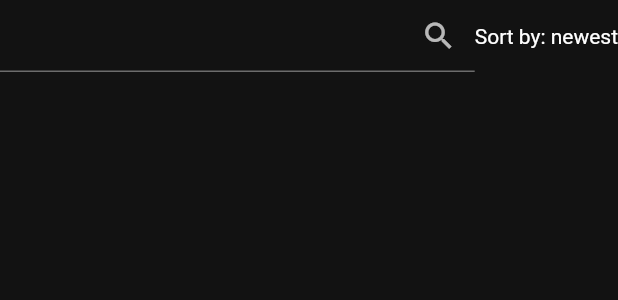
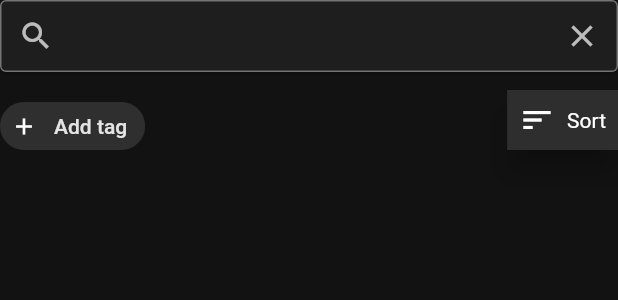
Before and after one commit to dkinzler/flutter-quotes, a Flutter app: the FilterBar widget shown alone on an empty page, opened directly, on a phone screen of 412 x 824 dp. Shown: the top 300 px of the screen. Run offline on Flutter 3.47's test engine with Material 2 defaults, Android fonts, the phone set to English and light mode, and no system bars; our stand-ins replace bloc, bloc_concurrency, device_preview, equatable, flutter_bloc, flutter_form_builder and 6 more; missing offline and left inert: shared_preferences_web; accounts and stored records are empty.

Commit message:
reworked filter bar on favorites screeng

```diff
--- a/lib/favorites/ui/filter_bar.dart
+++ b/lib/favorites/ui/filter_bar.dart
@@ -1,47 +1,115 @@
 import 'package:flutter/material.dart';
 import 'package:flutter_bloc/flutter_bloc.dart';
+import 'package:flutter_sample/favorites/bloc/favorites_cubit.dart';
 import 'package:flutter_sample/favorites/filter/filter.dart';
 import 'package:flutter_sample/theme/theme.dart';
 
-class FilterBar extends StatefulWidget {
+class FilterBar extends StatelessWidget {
   const FilterBar({Key? key}) : super(key: key);
 
   @override
-  State<FilterBar> createState() => _FilterBarState();
+  Widget build(BuildContext context) {
+    var state = context.watch<FilteredFavoritesBloc>().state;
+
+    Widget? searchInfoWidget;
+    var searchTerm = state.filters.searchTerm;
+    if (searchTerm.isNotEmpty) {
+      searchInfoWidget = Padding(
+        padding: const EdgeInsets.symmetric(
+          vertical: 8.0,
+        ),
+        child: Center(
+          child: Text('Showing results for "$searchTerm"'),
+        ),
+      );
     }
 
-class _FilterBarState extends State<FilterBar> {
+    return ConstrainedBox(
+      constraints: BoxConstraints(
+        maxWidth: context.sizes.scaled(600),
+      ),
+      child: Column(
+        mainAxisSize: MainAxisSize.min,
+        children: [
+          const FilterSearchTextField(),
+          Padding(
+            padding: context.insets.symmetricScaled(vertical: 12.0),
+            child: Row(
+              mainAxisAlignment: MainAxisAlignment.spaceBetween,
+              crossAxisAlignment: CrossAxisAlignment.start,
+              children: const [
+                Expanded(child: FilterTagsWidget()),
+                FilterSortButton(),
+              ],
+            ),
+          ),
+          if (searchInfoWidget != null) searchInfoWidget,
+        ],
+      ),
+    );
+  }
+}
+
+class FilterSearchTextField extends StatefulWidget {
+  const FilterSearchTextField({Key? key}) : super(key: key);
+
+  @override
+  State<FilterSearchTextField> createState() => _FilterSearchTextFieldState();
+}
+
+class _FilterSearchTextFieldState extends State<FilterSearchTextField> {
   final _searchFieldController = TextEditingController();
 
   @override
   void initState() {
     super.initState();
-    //TODO remove listener or not necessary? google this
-    _searchFieldController.addListener(() {
+    _searchFieldController.addListener(_onSearchTermChanged);
+  }
+
+  void _onSearchTermChanged() {
     context
         .read<FilteredFavoritesBloc>()
         .add(SearchTermChanged(searchTerm: _searchFieldController.text));
-    });
+  }
+
+  @override
+  void dispose() {
+    _searchFieldController.removeListener(_onSearchTermChanged);
+    super.dispose();
   }
 
   @override
   Widget build(BuildContext context) {
-    var state = context.watch<FilteredFavoritesBloc>().state;
-    var sort = state.sortOrder;
-
-    List<Widget> children = [
-      Row(
-        mainAxisAlignment: MainAxisAlignment.spaceBetween,
-        children: [
-          Expanded(
+    return Card(
+      margin: EdgeInsets.zero,
       child: TextField(
         controller: _searchFieldController,
-              decoration: const InputDecoration(
-                suffixIcon: Icon(Icons.search),
+        textInputAction: TextInputAction.search,
+        textAlignVertical: TextAlignVertical.center,
+        style: context.theme.textTheme.titleMedium,
+        decoration: InputDecoration(
+          border: const OutlineInputBorder(),
+          contentPadding: context.insets.paddingS,
+          prefixIcon: const Icon(Icons.search),
+          suffixIcon: IconButton(
+            icon: const Icon(Icons.clear),
+            onPressed: () => _searchFieldController.clear(),
           ),
         ),
       ),
-          PopupMenuButton<SortOrder>(
+    );
+  }
+}
+
+class FilterSortButton extends StatelessWidget {
+  const FilterSortButton({Key? key}) : super(key: key);
+
+  @override
+  Widget build(BuildContext context) {
+    var sort = context
+        .select<FilteredFavoritesBloc, SortOrder>((b) => b.state.sortOrder);
+
+    return PopupMenuButton<SortOrder>(
       initialValue: sort,
       onSelected: ((value) {
         context
@@ -58,34 +126,46 @@ class _FilterBarState extends State<FilterBar> {
           child: Text('Oldest'),
         ),
       ],
-            child: Text(
-              sort == SortOrder.newest ? 'Sort by: newest' : 'Sort by: oldest',
+      child: Material(
+        elevation: 8.0,
+        color: context.theme.colorScheme.surface,
+        child: InkWell(
+          child: Padding(
+            padding: context.insets.paddingS,
+            child: Row(
+              mainAxisSize: MainAxisSize.min,
+              children: [
+                const Icon(Icons.sort),
+                SizedBox(width: context.sizes.spaceS),
+                const Text('Sort'),
+              ],
             ),
           ),
-        ],
         ),
-    ];
-
-    var searchTerm = state.filters.searchTerm;
-    if (searchTerm.isNotEmpty) {
-      children.add(Padding(
-        padding: const EdgeInsets.symmetric(
-          vertical: 8.0,
       ),
-        child: Center(
-          child: Text('Showing results for "$searchTerm"'),
-        ),
-      ));
+    );
+  }
 }
 
-    var tags = state.filters.tags;
-    if (tags.isNotEmpty) {
-      children.add(Padding(
-        padding: const EdgeInsets.symmetric(vertical: 8.0),
-        child: Wrap(
+class FilterTagsWidget extends StatelessWidget {
+  const FilterTagsWidget({Key? key}) : super(key: key);
+
+  @override
+  Widget build(BuildContext context) {
+    var tags = context.select<FilteredFavoritesBloc, List<String>>(
+        (b) => b.state.filters.tags);
+
+    var addTagChip = ActionChip(
+      avatar: const Icon(Icons.add),
+      label: const Text('Add tag'),
+      onPressed: () => _showFilterDialog(context),
+    );
+
+    return Wrap(
       spacing: context.sizes.spaceS,
       runSpacing: context.sizes.spaceS,
-          children: tags
+      children: [
+        ...tags
             .map<Widget>((t) => InputChip(
                   label: Text(t),
                   onDeleted: () {
@@ -95,13 +175,63 @@ class _FilterBarState extends State<FilterBar> {
                   },
                 ))
             .toList(),
-        ),
-      ));
+        addTagChip,
+      ],
+    );
   }
 
-    return Column(
-      mainAxisSize: MainAxisSize.min,
-      children: children,
+  void _showFilterDialog(BuildContext context) {
+    showDialog(
+      context: context,
+      builder: (context) {
+        //TODO could create a separate stateful widget for this that in initstate async loads the list of tags, so that this doesn't take too long
+
+        //TODO dont listen for changes here? write a little comment about it, probably dont need to since favorites shouldnt really change while in this menu
+        var favorites = context.read<FavoritesCubit>().state.favorites;
+        Set<String> tags = Set<String>.from(
+            favorites.expand<String>((favorite) => favorite.quote.tags));
+
+        var selectedTags = context.select<FilteredFavoritesBloc, List<String>>(
+            (b) => b.state.filters.tags);
+
+        return AlertDialog(
+          title: const Text('Select tags to filter by:'),
+          actions: [
+            ElevatedButton(
+              child: const Text('Close'),
+              onPressed: () => Navigator.of(context).pop(),
+            ),
+          ],
+          actionsPadding: EdgeInsets.fromLTRB(
+            context.sizes.spaceM,
+            context.sizes.spaceS,
+            context.sizes.spaceM,
+            context.sizes.spaceM,
+          ),
+          content: ConstrainedBox(
+            constraints: BoxConstraints(
+              maxWidth: context.sizes.scaled(700),
+            ),
+            child: Wrap(
+              spacing: context.sizes.spaceS,
+              runSpacing: context.sizes.spaceS,
+              children: tags
+                  .map<Widget>((t) => FilterChip(
+                        label: Text(t),
+                        selected: selectedTags.contains(t),
+                        onSelected: (selected) {
+                          context.read<FilteredFavoritesBloc>().add(selected
+                              ? FilterTagAdded(tag: t)
+                              : FilterTagRemoved(tag: t));
+                        },
+                        showCheckmark: true,
+                      ))
+                  .toList(),
+            ),
+          ),
+          scrollable: true,
+        );
+      },
     );
   }
 }
```
Also changed, not shown: lib/search/search_results.dart (+20 -9 lines). Lines whose indentation alone changed are shown as unchanged.
